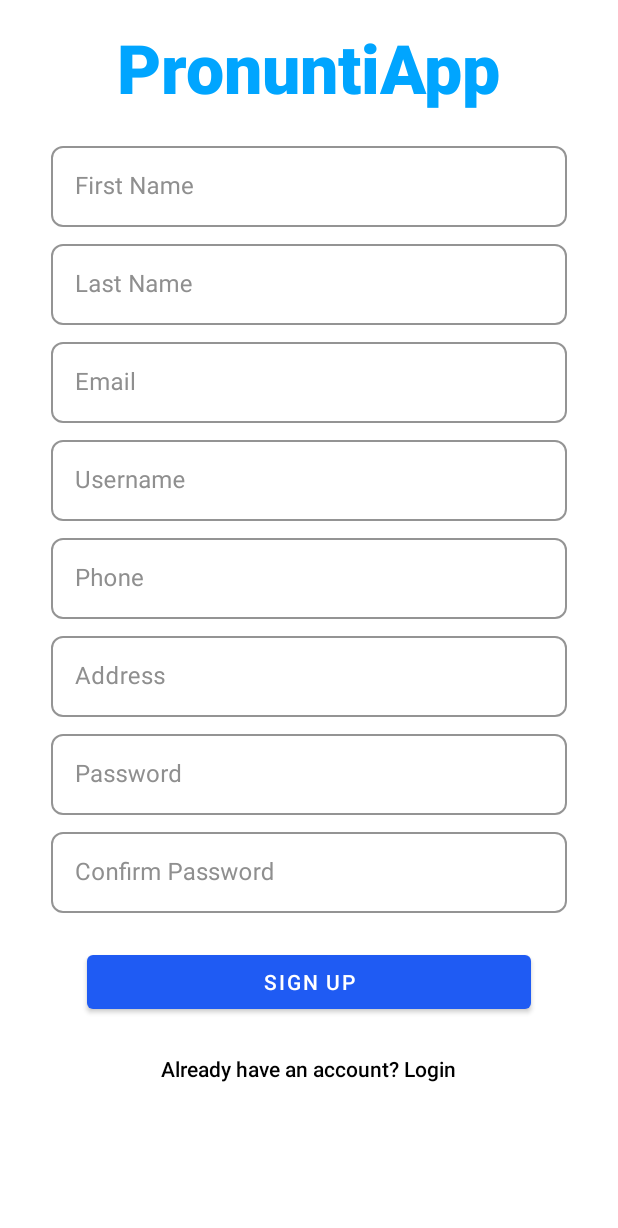
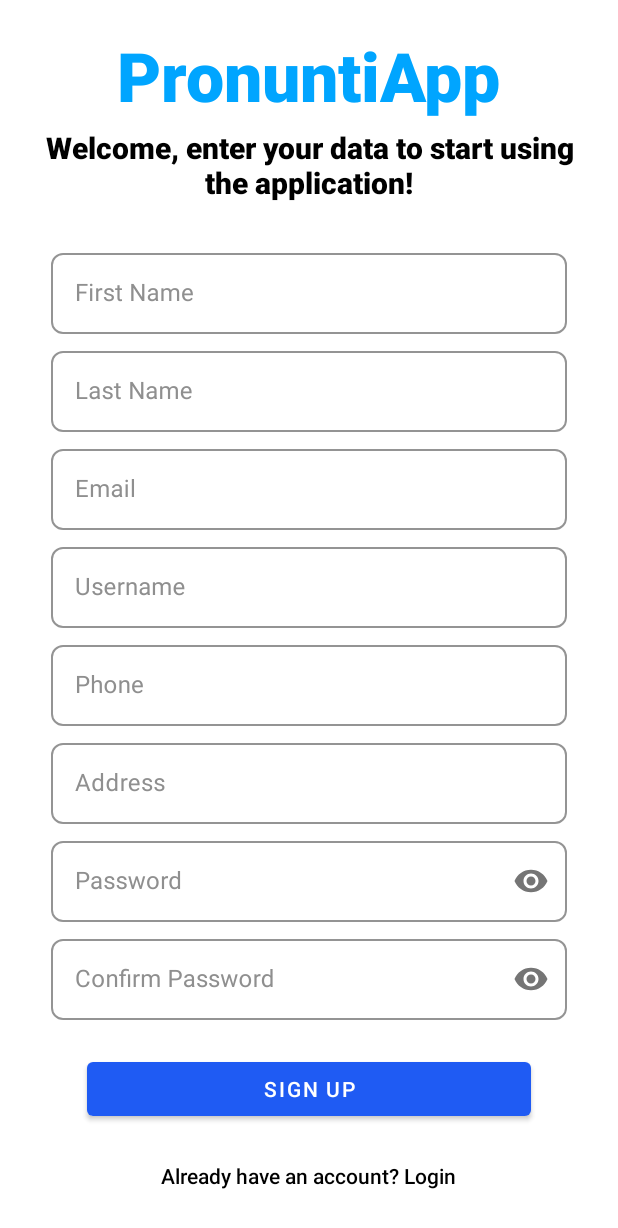
Before and after one commit to FilippoChinniUNIBA/PronuntiApp, an Android app: the fragment RegistrazioneFragment placed in its activity, on a phone screen of 412 x 824 dp. Shown: the top 1228 px of the screen. Run offline under Robolectric (Android 15) with nearby library versions, the phone set to English and light mode, and no system bars.

Commit message:
login e registraizone con password show e subTitle registration

```diff
--- a/app/src/main/java/it/uniba/dib/sms2324/num15/PronuntiApp/views/fragment/LoginFragment.java
+++ b/app/src/main/java/it/uniba/dib/sms2324/num15/PronuntiApp/views/fragment/LoginFragment.java
@@ -38,27 +38,27 @@ public class LoginFragment extends Fragment {
         textInputEditTextPassword = view.findViewById(R.id.textInputEditTextPasswordLogin);
         buttonLogin = view.findViewById(R.id.buttonLogin);
         buttonToRegister = view.findViewById(R.id.buttonToRegister);
-        setUpListeners();
+
+        buttonLogin.setOnClickListener(v -> startAppActivity());
+        buttonToRegister.setOnClickListener(v -> navigationToRegister());
 
         return view;
     }
 
-    private void setUpListeners() {
-        buttonLogin.setOnClickListener(v -> {
+    private void startAppActivity() {
         Intent intent = new Intent(getActivity(), AppActivity.class);
         startActivity(intent);
         if (getActivity() != null) {
             getActivity().finish(); // Chiude l'Activity corrente
         }
-        });
+    }
 
-        buttonToRegister.setOnClickListener(v -> {
+    private void navigationToRegister() {
         if (getActivity() != null) {
             NavigationLogin.replaceFragment(getActivity().getSupportFragmentManager(),
                     R.id.loginFrameLayout,
                     new RegistrazioneFragment());
         }
-        });
+    }
 
 }
-}
--- a/app/src/main/java/it/uniba/dib/sms2324/num15/PronuntiApp/views/fragment/RegistrazioneFragment.java
+++ b/app/src/main/java/it/uniba/dib/sms2324/num15/PronuntiApp/views/fragment/RegistrazioneFragment.java
@@ -46,18 +46,22 @@ public class RegistrazioneFragment extends Fragment {
         buttonRegistrati = view.findViewById(R.id.buttonRegistrati);
         buttonVaiAlLogin = view.findViewById(R.id.buttonVaiAlLogin);
 
-        buttonRegistrati.setOnClickListener(v -> {
-            // Implement registration logic
-        });
+        buttonRegistrati.setOnClickListener(v -> registration());
 
-        buttonVaiAlLogin.setOnClickListener(v -> {
-            if (getActivity() != null) {
-                NavigationLogin.replaceFragment(getActivity().getSupportFragmentManager(),
-                        R.id.loginFrameLayout,
-                        new LoginFragment());
-            }
-        });
+        buttonVaiAlLogin.setOnClickListener(v -> navigationToLogin());
 
         return view;
     }
+
+    private void navigationToLogin() {
+        if (getActivity() != null) {
+            NavigationLogin.replaceFragment(getActivity().getSupportFragmentManager(),
+                    R.id.loginFrameLayout,
+                    new LoginFragment());
+        }
+    }
+
+    private void registration(){
+
+    }
 }
--- a/app/src/main/res/layout/fragment_login.xml
+++ b/app/src/main/res/layout/fragment_login.xml
@@ -45,7 +45,8 @@
         <com.google.android.material.textfield.TextInputLayout
             style="@style/TextInputLayoutStyle"
             android:layout_width="match_parent"
-            android:layout_height="wrap_content">
+            android:layout_height="wrap_content"
+            app:passwordToggleEnabled="true">
             <com.google.android.material.textfield.TextInputEditText
                 android:id="@+id/textInputEditTextPasswordLogin"
                 style="@style/TextInputEditTextStyle"
--- a/app/src/main/res/layout/fragment_registrazione.xml
+++ b/app/src/main/res/layout/fragment_registrazione.xml
@@ -6,15 +6,30 @@
     xmlns:app="http://schemas.android.com/apk/res-auto">
 
     <TextView
-        android:id="@+id/textViewTitoloLogin"
+        android:id="@+id/textViewTitoloRegistrazione"
         android:textColor="@color/primaryTextColor"
         android:layout_width="wrap_content"
         android:layout_height="wrap_content"
         android:fontFamily="sans-serif-black"
         android:text="@string/app_name"
         android:textSize="@dimen/headerTextSize"
+        app:layout_constraintBottom_toTopOf="@id/textViewSubTitoloBenvenuti"
+        app:layout_constraintTop_toTopOf="parent"
+        app:layout_constraintStart_toStartOf="parent"
+        app:layout_constraintEnd_toEndOf="parent" />
+
+    <TextView
+        android:id="@+id/textViewSubTitoloBenvenuti"
+        android:textColor="@color/black"
+        android:layout_width="wrap_content"
+        android:layout_height="wrap_content"
+        android:fontFamily="sans-serif-black"
+        android:text="@string/subtitle_registration"
+        android:textSize="@dimen/subHeaderTextSize"
+        android:gravity="center"
+        android:layout_marginBottom="20dp"
         app:layout_constraintBottom_toTopOf="@id/linearLayoutRegistrazione"
-        app:layout_constraintTop_toTopOf="parent"
+        app:layout_constraintTop_toBottomOf="@id/textViewTitoloRegistrazione"
         app:layout_constraintStart_toStartOf="parent"
         app:layout_constraintEnd_toEndOf="parent" />
 
@@ -23,10 +38,10 @@
         android:layout_width="match_parent"
         android:layout_height="wrap_content"
         android:orientation="vertical"
-        android:padding="16dp"
+        android:paddingHorizontal="16dp"
         android:gravity="center_horizontal"
         app:layout_constraintBottom_toBottomOf="parent"
-        app:layout_constraintTop_toTopOf="parent">
+        >
 
         <!-- TextInputLayout e TextInputEditText per Nome -->
         <com.google.android.material.textfield.TextInputLayout
@@ -116,7 +131,8 @@
         <com.google.android.material.textfield.TextInputLayout
             style="@style/TextInputLayoutStyle"
             android:layout_width="match_parent"
-            android:layout_height="wrap_content">
+            android:layout_height="wrap_content"
+            app:passwordToggleEnabled="true">
             <com.google.android.material.textfield.TextInputEditText
                 android:id="@+id/textInputEditTextPassword"
                 style="@style/TextInputEditTextStyle"
@@ -130,7 +146,8 @@
         <com.google.android.material.textfield.TextInputLayout
             style="@style/TextInputLayoutStyle"
             android:layout_width="match_parent"
-            android:layout_height="wrap_content">
+            android:layout_height="wrap_content"
+            app:passwordToggleEnabled="true">
             <com.google.android.material.textfield.TextInputEditText
                 android:id="@+id/textInputEditTextConfermaPassword"
                 style="@style/TextInputEditTextStyle"
--- a/app/src/main/res/values/dimens.xml
+++ b/app/src/main/res/values/dimens.xml
@@ -2,6 +2,6 @@
     <!-- Default screen margins, per the Android Design guidelines. -->
     <dimen name="headerTextSize">45sp</dimen>
     <dimen name="hintDimension">12sp</dimen>
-    <dimen name="loginViewsMargin">20dp</dimen>
+    <dimen name="subHeaderTextSize">20sp</dimen>
 
 </resources>
--- a/app/src/main/res/values/strings.xml
+++ b/app/src/main/res/values/strings.xml
@@ -13,6 +13,5 @@
     <string name="not_register">Don\'t have an account? Register</string>
     <string name="already_registered">Already have an account? Login</string>
     <string name="login">Sign in</string>
-
-
+    <string name="subtitle_registration">Welcome, enter your data to start using the application!</string>
 </resources>
```
Also changed, not shown: 1 other file. Lines whose indentation alone changed are shown as unchanged.
